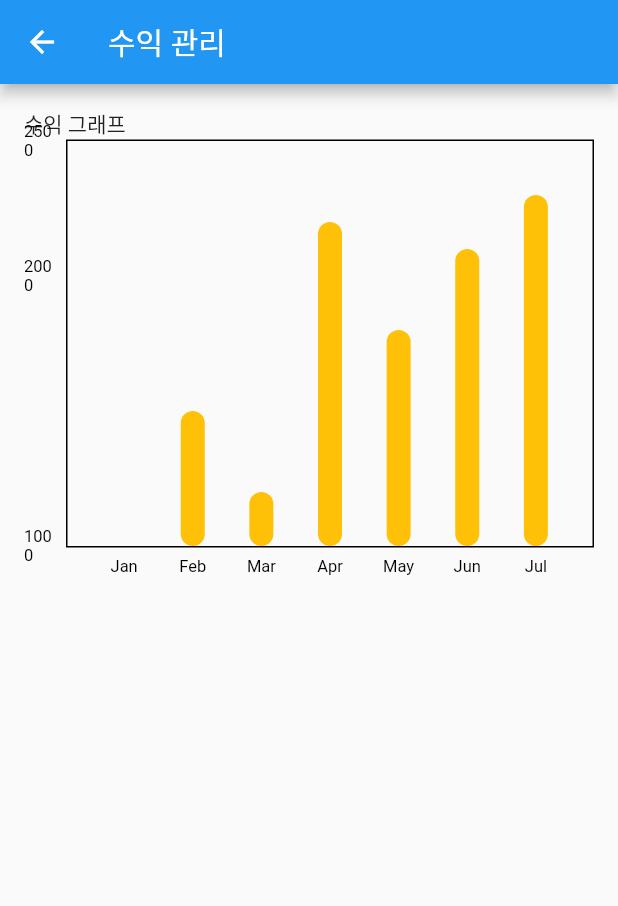
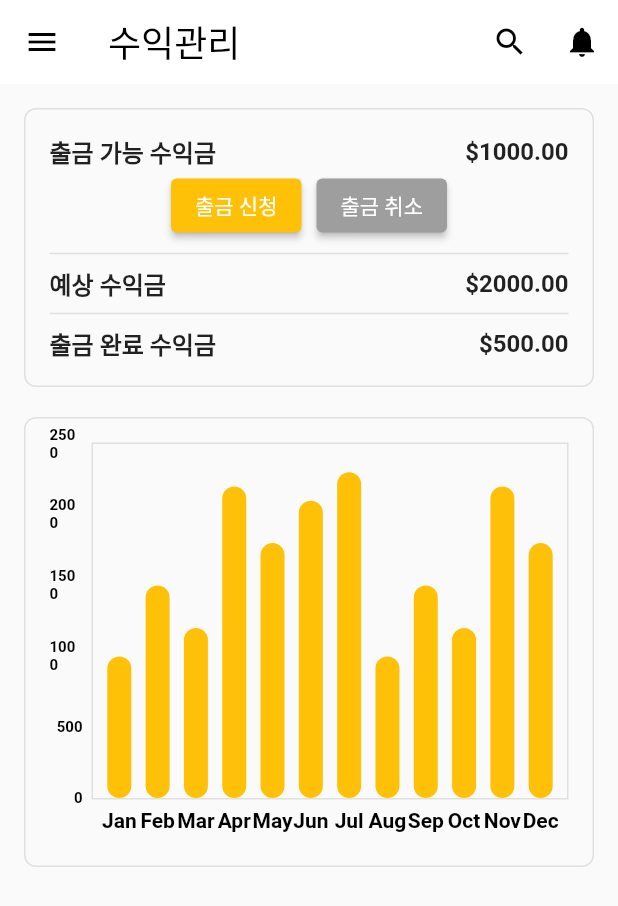
Before and after one commit to dkth1122/Flutter_Project, a Flutter app: the Revenue screen opened directly, on a phone screen of 412 x 824 dp. Shown: the top 906 px of the screen. Run offline on Flutter 3.47's test engine with Material 2 defaults, Android fonts, the phone set to English and light mode, and no system bars; drawn by our look-alikes of fl_chart; our stand-ins replace carousel_slider, cloud_firestore, firebase_core, flutter_secure_storage, image_picker; accounts and stored records are empty; network calls fail.

Commit message:
expert page 수익관리 페이지 (틀 잡기, 더미데이터 입력 완료 -> 추후 결제 완료 후 수익 컬렉션에 데이터 넣도록 설정 필요)

```diff
--- a/lib/expert/revenue.dart
+++ b/lib/expert/revenue.dart
@@ -7,69 +7,184 @@ class Revenue extends StatefulWidget {
 }
 
 class _RevenueState extends State<Revenue> {
-  List<String> dates = ['Jan', 'Feb', 'Mar', 'Apr', 'May', 'Jun', 'Jul'];
-  List<double> earnings = [1000, 1500, 1200, 2200, 1800, 2100, 2300];
+  List<String> months = ['Jan', 'Feb', 'Mar', 'Apr', 'May', 'Jun', 'Jul', 'Aug', 'Sep', 'Oct', 'Nov', 'Dec'];
+  List<double> earnings = [1000, 1500, 1200, 2200, 1800, 2100, 2300, 1000, 1500, 1200, 2200, 1800];
+  double availableEarnings = 1000.0;
+  double expectedEarnings = 2000.0;
+  double completedWithdrawals = 500.0;
 
   @override
   Widget build(BuildContext context) {
     return Scaffold(
       appBar: AppBar(
-        title: Text('수익 관리'),
+          backgroundColor: Colors.white, // 배경색
+          elevation: 0, // 그림자 효과 제거
+          leading: IconButton(
+            icon: Icon(
+              Icons.menu,
+              color: Colors.black, // 좌측 아이콘 색상
             ),
-      body: SingleChildScrollView(
-        padding: EdgeInsets.all(16.0),
+            onPressed: () {
+              // 좌측 아이콘을 눌렀을 때 수행할 작업
+            },
+          ),
+          actions: [
+            IconButton(
+              icon: Icon(
+                Icons.search,
+                color: Colors.black, // 검색 아이콘 색상
+              ),
+              onPressed: () {
+                // 검색 아이콘을 눌렀을 때 수행할 작업
+              },
+            ),
+            IconButton(
+              icon: Icon(
+                Icons.notifications,
+                color: Colors.black, // 알림 아이콘 색상
+              ),
+              onPressed: () {
+                // 알림 아이콘을 눌렀을 때 수행할 작업
+              },
+            ),
+          ],
+          title: Text(
+            '수익관리',
+            style: TextStyle(
+              color: Colors.black, // 타이틀 색상
+              fontSize: 24.0, // 타이틀 폰트 크기
+            ),
+          ),
+      ),
+      body: Padding(
+        padding: const EdgeInsets.all(16.0),
         child: Column(
           crossAxisAlignment: CrossAxisAlignment.start,
           children: <Widget>[
-            Text('수익 그래프'),
             Container(
+              decoration: BoxDecoration(
+                border: Border.all(
+                  color: Colors.grey[300]!, // Container의 외곽 보더 색상
+                  width: 1.0,              // Container의 외곽 보더 두께
+                ),
+                borderRadius: BorderRadius.circular(8.0),
+              ),
+              padding: const EdgeInsets.all(16.0),
+              child: Column(
+                crossAxisAlignment: CrossAxisAlignment.start,
+                children: [
+                  _buildStatRow("출금 가능 수익금", availableEarnings),
+                  Row(
+                    mainAxisAlignment: MainAxisAlignment.center,
+                    children: [
+                      ElevatedButton(
+                        onPressed: () {
+                          // 출금 신청 로직을 추가
+                        },
+                        style: ElevatedButton.styleFrom(
+                          primary: Colors.amber, // 버튼 색상 설정
+                        ),
+                        child: Text('출금 신청'),
+                      ),
+                      SizedBox(width: 10),
+                      ElevatedButton(
+                        onPressed: () {
+                          // 출금 취소 로직을 추가
+                        },
+                        style: ElevatedButton.styleFrom(
+                          primary: Colors.grey, // 버튼 색상 설정
+                        ),
+                        child: Text('출금 취소'),
+                      ),
+                    ],
+                  ),
+                  Divider(
+                    color: Colors.grey[300]!, // 구분선의 색상
+                    thickness: 1.0,            // 구분선의 두께
+                  ),
+                  _buildStatRow("예상 수익금", expectedEarnings),
+                  Divider(
+                    color: Colors.grey[300]!, // 구분선의 색상
+                    thickness: 1.0,            // 구분선의 두께
+                  ),
+                  _buildStatRow("출금 완료 수익금", completedWithdrawals),
+                ],
+              ),
+            ),
+            SizedBox(height: 20),
+            Center(
+              child: Container(
                 height: 300,
+                width: 500,
+                decoration: BoxDecoration(
+                  border: Border.all(
+                    color: Colors.grey[300]!, // Container의 외곽 보더 색상
+                    width: 1.0,              // Container의 외곽 보더 두께
+                  ),
+                  borderRadius: BorderRadius.circular(8.0),
+                ),
+                padding: const EdgeInsets.all(16.0),
                 child: BarChart(
                   BarChartData(
-                  gridData: FlGridData(show: false),
                     titlesData: FlTitlesData(
                       leftTitles: SideTitles(
                         showTitles: true,
+                        //Y축에 담을 정보 내용
+                        getTextStyles: (context, value) => TextStyle(
+                          color: Colors.black,
+                          fontWeight: FontWeight.bold,
+                          fontSize: 10,
+                        ),
                         getTitles: (value) {
-                        double minEarnings = 1000;
-                        double maxEarnings = 2500;
-                        for (var i = minEarnings; i <= maxEarnings; i += 500) {
-                          if (value == i) {
-                            return i.toStringAsFixed(0);
-                          }
+                          if (value % 500 == 0) {
+                            return value.toInt().toString();
                           }
                           return '';
                         },
                       ),
                       bottomTitles: SideTitles(
                         showTitles: true,
+                        getTextStyles: (context, value) => TextStyle(
+                          color: Colors.black,
+                          fontWeight: FontWeight.bold,
+                          fontSize: 14,
+                        ),
                         getTitles: (value) {
-                        if (value.toInt() >= 0 && value.toInt() < dates.length) {
-                          return dates[value.toInt()];
+                          int index = value.toInt();
+                          if (index >= 0 && index < months.length) {
+                            return months[index];
                           }
                           return '';
                         },
                       ),
                     ),
-                  borderData: FlBorderData(show: true),
-                  minY: 1000,
+                    borderData: FlBorderData(
+                      show: true,
+                      border: Border.all(
+                        color: Colors.grey[300]!,
+                        width: 1,
+                      ),
+                    ),
+                    gridData: FlGridData(
+                      show: false,
+                    ),
+                    minY: 0,
+                    //추후 1~12월 거래액 중 최대값을 maxY에 넣기
                     maxY: 2500,
-                  barGroups: dates
-                      .asMap()
-                      .entries
-                      .map(
-                        (entry) => BarChartGroupData(
-                      x: entry.key,
+                    barGroups: List.generate(
+                      months.length,
+                          (index) => BarChartGroupData(
+                        x: index,
                         barRods: [
                           BarChartRodData(
-                          y: earnings[entry.key],
+                            y: earnings[index],
                             width: 16,
                             colors: [Colors.amber],
                           ),
                         ],
                       ),
-                  )
-                      .toList(),
+                    ),
+                  ),
                 ),
               ),
             ),
@@ -78,4 +193,26 @@ class _RevenueState extends State<Revenue> {
       ),
     );
   }
+
+  Widget _buildStatRow(String label, double value) {
+    return Row(
+      mainAxisAlignment: MainAxisAlignment.spaceBetween,
+      children: [
+        Text(
+          label,
+          style: TextStyle(
+            fontSize: 16,
+            fontWeight: FontWeight.bold,
+          ),
+        ),
+        Text(
+          '\$${value.toStringAsFixed(2)}',
+          style: TextStyle(
+            fontSize: 16,
+            fontWeight: FontWeight.bold,
+          ),
+        ),
+      ],
+    );
   }
+}
```
Lines whose indentation alone changed are shown as unchanged.
